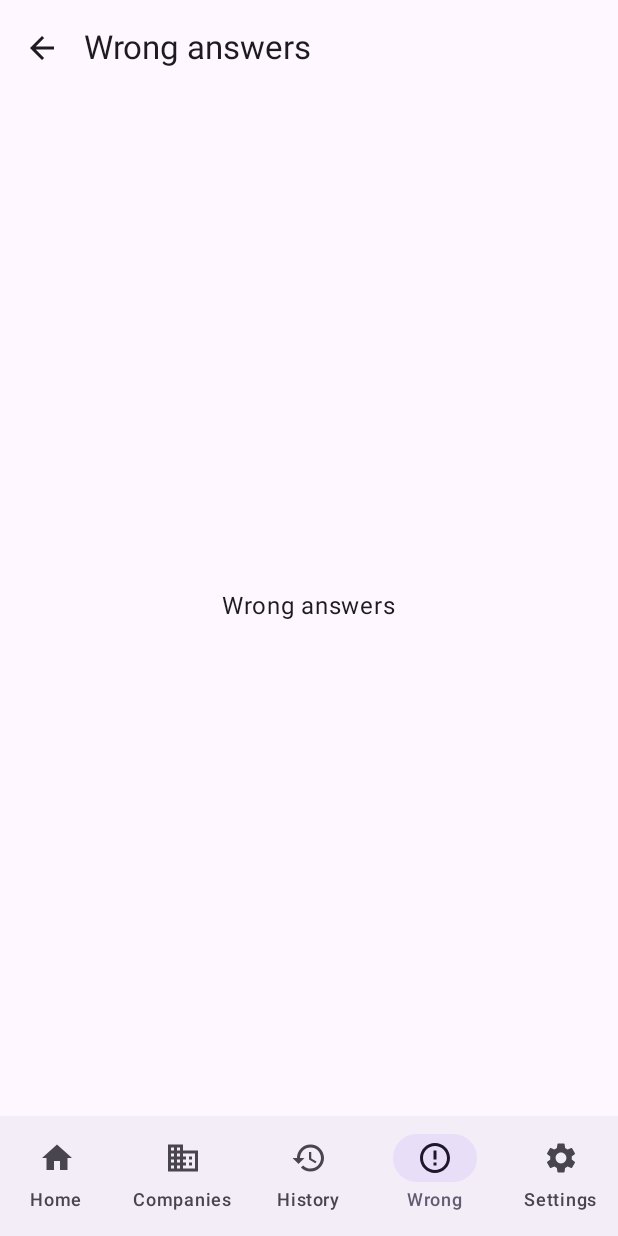
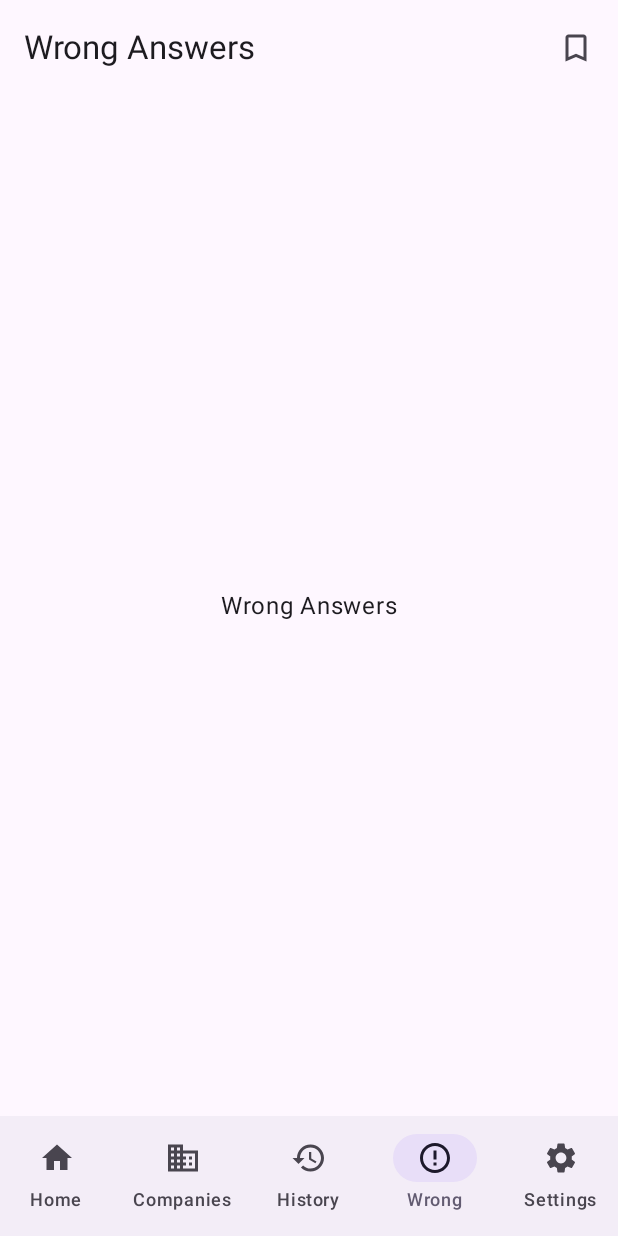
Before and after one commit to Enoch02/aptinaija, an Android app built with Jetpack Compose: the screen it shows after launch (MainActivity), item 4 of the bottom bar chosen, on a phone screen of 412 x 824 dp. Run offline under Robolectric (Android 15) with nearby library versions, the phone set to English and light mode, and no system bars; our stand-ins replace Dagger/Hilt's generated code, Room's generated code; libraries missing offline, so code that uses them is left out: androidx.hilt.lifecycle; 2 statements that could not run were skipped.

Commit message:
Refactor top-level navigation and introduce shared AppTopBar

```diff
--- a/app/src/main/java/com/enoch02/aptinaija/data/local/dao/LibraryDaos.kt
+++ b/app/src/main/java/com/enoch02/aptinaija/data/local/dao/LibraryDaos.kt
@@ -23,6 +23,9 @@ interface BookmarkDao {
 
     @Query("SELECT EXISTS(SELECT 1 FROM bookmarks WHERE questionId = :questionId)")
     fun observeIsBookmarked(questionId: String): Flow<Boolean>
+
+    @Query("SELECT COUNT(*) FROM bookmarks")
+    fun observeCount(): Flow<Int>
 
     @Query("SELECT EXISTS(SELECT 1 FROM bookmarks WHERE questionId = :questionId)")
     suspend fun isBookmarked(questionId: String): Boolean
--- a/app/src/main/java/com/enoch02/aptinaija/data/repository/BookmarkRepositoryImpl.kt
+++ b/app/src/main/java/com/enoch02/aptinaija/data/repository/BookmarkRepositoryImpl.kt
@@ -18,6 +18,8 @@ class BookmarkRepositoryImpl @Inject constructor(
     override fun observeBookmarks(): Flow<List<Question>> =
         bookmarkDao.observeAll().map { rows -> rows.map { it.toDomain() } }
 
+    override fun observeCount(): Flow<Int> = bookmarkDao.observeCount()
+
     override fun observeIsBookmarked(questionId: String): Flow<Boolean> =
         bookmarkDao.observeIsBookmarked(questionId)
 
--- a/app/src/main/java/com/enoch02/aptinaija/domain/repository/Repositories.kt
+++ b/app/src/main/java/com/enoch02/aptinaija/domain/repository/Repositories.kt
@@ -41,6 +41,7 @@ interface AttemptRepository {
 
 interface BookmarkRepository {
     fun observeBookmarks(): Flow<List<Question>>
+    fun observeCount(): Flow<Int>
     fun observeIsBookmarked(questionId: String): Flow<Boolean>
     suspend fun toggle(questionId: String)
 }
--- a/app/src/main/java/com/enoch02/aptinaija/feature/companies/CompaniesScreen.kt
+++ b/app/src/main/java/com/enoch02/aptinaija/feature/companies/CompaniesScreen.kt
@@ -1,17 +1,13 @@
 package com.enoch02.aptinaija.feature.companies
 
-import androidx.compose.foundation.layout.WindowInsets
 import androidx.compose.runtime.Composable
 import androidx.compose.ui.res.stringResource
 import com.enoch02.aptinaija.R
-import com.enoch02.aptinaija.core.ui.components.PlaceholderScreen
+import com.enoch02.aptinaija.core.ui.components.MessageState
 
 @Composable
 fun CompaniesScreen(
     onCompany: (String) -> Unit
 ) {
-    PlaceholderScreen(
-        title = stringResource(R.string.companies),
-        contentWindowInsets = WindowInsets(0, 0, 0, 0)
-    )
+    MessageState(stringResource(R.string.companies))
 }
--- a/app/src/main/java/com/enoch02/aptinaija/feature/history/HistoryScreen.kt
+++ b/app/src/main/java/com/enoch02/aptinaija/feature/history/HistoryScreen.kt
@@ -1,15 +1,11 @@
 package com.enoch02.aptinaija.feature.history
 
-import androidx.compose.foundation.layout.WindowInsets
 import androidx.compose.runtime.Composable
 import androidx.compose.ui.res.stringResource
 import com.enoch02.aptinaija.R
-import com.enoch02.aptinaija.core.ui.components.PlaceholderScreen
+import com.enoch02.aptinaija.core.ui.components.MessageState
 
 @Composable
 fun HistoryScreen() {
-    PlaceholderScreen(
-        title = stringResource(R.string.history),
-        contentWindowInsets = WindowInsets(0, 0, 0, 0)
-    )
+    MessageState(stringResource(R.string.history))
 }
--- a/app/src/main/java/com/enoch02/aptinaija/feature/home/HomeScreen.kt
+++ b/app/src/main/java/com/enoch02/aptinaija/feature/home/HomeScreen.kt
@@ -5,23 +5,16 @@ import androidx.compose.foundation.layout.Arrangement
 import androidx.compose.foundation.layout.Box
 import androidx.compose.foundation.layout.Column
 import androidx.compose.foundation.layout.Row
-import androidx.compose.foundation.layout.WindowInsets
 import androidx.compose.foundation.layout.fillMaxSize
 import androidx.compose.foundation.layout.fillMaxWidth
 import androidx.compose.foundation.layout.height
 import androidx.compose.foundation.layout.padding
 import androidx.compose.foundation.rememberScrollState
 import androidx.compose.foundation.verticalScroll
-import androidx.compose.material.icons.Icons
-import androidx.compose.material.icons.filled.BookmarkBorder
 import androidx.compose.material3.AssistChip
-import androidx.compose.material3.Badge
-import androidx.compose.material3.BadgedBox
 import androidx.compose.material3.Button
 import androidx.compose.material3.Card
 import androidx.compose.material3.CardDefaults
-import androidx.compose.material3.Icon
-import androidx.compose.material3.IconButton
 import androidx.compose.material3.LinearProgressIndicator
 import androidx.compose.material3.MaterialTheme
 import androidx.compose.material3.OutlinedButton
@@ -44,7 +37,6 @@ import androidx.hilt.lifecycle.viewmodel.compose.hiltViewModel
 import androidx.lifecycle.compose.collectAsStateWithLifecycle
 import com.enoch02.aptinaija.R
 import com.enoch02.aptinaija.core.ui.components.LoadingState
-import com.enoch02.aptinaija.core.ui.components.ScreenScaffold
 import com.enoch02.aptinaija.domain.model.Attempt
 import com.enoch02.aptinaija.domain.model.AttemptMode
 import com.enoch02.aptinaija.domain.model.AttemptStatus
@@ -57,32 +49,11 @@ fun HomeScreen(
     onStartPractice: () -> Unit,
     onStartMock: () -> Unit,
     onDrillSection: (String) -> Unit,
-    onBookmarks: () -> Unit,
     onOpenLastResult: (String) -> Unit,
     viewModel: HomeViewModel = hiltViewModel()
 ) {
     val state by viewModel.state.collectAsStateWithLifecycle()
 
-    ScreenScaffold(
-        title = stringResource(R.string.home),
-        actions = {
-            IconButton(onClick = onBookmarks) {
-                BadgedBox(
-                    badge = {
-                        if (state.bookmarkCount > 0) {
-                            Badge { Text(state.bookmarkCount.toString()) }
-                        }
-                    }
-                ) {
-                    Icon(
-                        imageVector = Icons.Default.BookmarkBorder,
-                        contentDescription = stringResource(R.string.saved_questions)
-                    )
-                }
-            }
-        },
-        contentWindowInsets = WindowInsets(0, 0, 0, 0)
-    ) {
     if (state.loading) {
         LoadingState()
     } else {
@@ -93,7 +64,6 @@ fun HomeScreen(
             onDrillSection = onDrillSection,
             onOpenLastResult = onOpenLastResult
         )
-        }
     }
 }
 
@@ -382,8 +352,7 @@ private fun HomeContentPreview() {
                     defaults = TestDefaults(),
                     sections = emptyList()
                 )
-            ),
-            bookmarkCount = 3
+            )
         ),
         onStartPractice = {},
         onStartMock = {},
--- a/app/src/main/java/com/enoch02/aptinaija/feature/home/HomeViewModel.kt
+++ b/app/src/main/java/com/enoch02/aptinaija/feature/home/HomeViewModel.kt
@@ -7,7 +7,6 @@ import com.enoch02.aptinaija.domain.model.CompanySummary
 import com.enoch02.aptinaija.domain.model.SectionWeakness
 import com.enoch02.aptinaija.domain.model.TestTemplate
 import com.enoch02.aptinaija.domain.repository.AttemptRepository
-import com.enoch02.aptinaija.domain.repository.BookmarkRepository
 import com.enoch02.aptinaija.domain.repository.QuestionRepository
 import com.enoch02.aptinaija.domain.repository.SettingsRepository
 import com.enoch02.aptinaija.domain.repository.TestRepository
@@ -25,7 +24,6 @@ data class HomeUiState(
     val weakSections: List<SectionWeakness> = emptyList(),
     val companies: List<CompanySummary> = emptyList(),
     val templates: List<TestTemplate> = emptyList(),
-    val bookmarkCount: Int = 0,
     val passMarkPercent: Int = 50,
     val error: String? = null
 ) {
@@ -37,7 +35,6 @@ class HomeViewModel @Inject constructor(
     private val questions: QuestionRepository,
     attempts: AttemptRepository,
     templates: TestRepository,
-    bookmarks: BookmarkRepository,
     settings: SettingsRepository
 ) : ViewModel() {
 
@@ -56,8 +53,6 @@ class HomeViewModel @Inject constructor(
             templates = testTemplates,
             passMarkPercent = appSettings.passMarkPercent
         )
-    }.combine(bookmarks.observeBookmarks()) { uiState, savedQuestions ->
-        uiState.copy(bookmarkCount = savedQuestions.size)
     }.stateIn(
         scope = viewModelScope,
         started = SharingStarted.WhileSubscribed(5_000),
--- a/app/src/main/java/com/enoch02/aptinaija/feature/settings/SettingsScreen.kt
+++ b/app/src/main/java/com/enoch02/aptinaija/feature/settings/SettingsScreen.kt
@@ -1,15 +1,11 @@
 package com.enoch02.aptinaija.feature.settings
 
-import androidx.compose.foundation.layout.WindowInsets
 import androidx.compose.runtime.Composable
 import androidx.compose.ui.res.stringResource
 import com.enoch02.aptinaija.R
-import com.enoch02.aptinaija.core.ui.components.PlaceholderScreen
+import com.enoch02.aptinaija.core.ui.components.MessageState
 
 @Composable
 fun SettingsScreen() {
-    PlaceholderScreen(
-        title = stringResource(R.string.settings),
-        contentWindowInsets = WindowInsets(0, 0, 0, 0)
-    )
+    MessageState(stringResource(R.string.settings))
 }
--- a/app/src/main/java/com/enoch02/aptinaija/feature/wronganswers/WrongAnswersScreen.kt
+++ b/app/src/main/java/com/enoch02/aptinaija/feature/wronganswers/WrongAnswersScreen.kt
@@ -1,9 +1,11 @@
 package com.enoch02.aptinaija.feature.wronganswers
 
 import androidx.compose.runtime.Composable
-import com.enoch02.aptinaija.core.ui.components.PlaceholderScreen
+import androidx.compose.ui.res.stringResource
+import com.enoch02.aptinaija.R
+import com.enoch02.aptinaija.core.ui.components.MessageState
 
 @Composable
-fun WrongAnswersScreen(onBack: () -> Unit) {
-    PlaceholderScreen(title = "Wrong answers", onBack = onBack)
+fun WrongAnswersScreen() {
+    MessageState(stringResource(R.string.wrong_answers))
 }
--- a/app/src/main/java/com/enoch02/aptinaija/navigation/AppNavigationBar.kt
+++ b/app/src/main/java/com/enoch02/aptinaija/navigation/AppNavigationBar.kt
@@ -1,11 +1,5 @@
 package com.enoch02.aptinaija.navigation
 
-import androidx.compose.material.icons.Icons
-import androidx.compose.material.icons.filled.Business
-import androidx.compose.material.icons.filled.ErrorOutline
-import androidx.compose.material.icons.filled.History
-import androidx.compose.material.icons.filled.Home
-import androidx.compose.material.icons.filled.Settings
 import androidx.compose.material3.Icon
 import androidx.compose.material3.NavigationBar
 import androidx.compose.material3.NavigationBarItem
@@ -15,7 +9,6 @@ import androidx.compose.ui.res.stringResource
 import androidx.navigation.NavDestination
 import androidx.navigation.NavDestination.Companion.hasRoute
 import androidx.navigation.NavDestination.Companion.hierarchy
-import com.enoch02.aptinaija.R
 import kotlin.reflect.KClass
 
 @Composable
@@ -24,38 +17,16 @@ fun AppNavigationBar(
     onNavigate: (Any) -> Unit
 ) {
     NavigationBar {
-        NavigationBarItem(
-            selected = currentDestination.isOn(HomeRoute::class),
-            onClick = { onNavigate(HomeRoute) },
-            icon = { Icon(Icons.Filled.Home, contentDescription = null) },
-            label = { Text(stringResource(R.string.home)) }
-        )
-        NavigationBarItem(
-            selected = currentDestination.isOn(CompaniesRoute::class),
-            onClick = { onNavigate(CompaniesRoute) },
-            icon = { Icon(Icons.Filled.Business, contentDescription = null) },
-            label = { Text(stringResource(R.string.companies)) }
-        )
-        NavigationBarItem(
-            selected = currentDestination.isOn(HistoryRoute::class),
-            onClick = { onNavigate(HistoryRoute) },
-            icon = { Icon(Icons.Filled.History, contentDescription = null) },
-            label = { Text(stringResource(R.string.history)) }
-        )
-        NavigationBarItem(
-            selected = currentDestination.isOn(WrongAnswersRoute::class),
-            onClick = { onNavigate(WrongAnswersRoute) },
-            icon = { Icon(Icons.Filled.ErrorOutline, contentDescription = null) },
-            label = { Text(stringResource(R.string.wrong)) }
-        )
-        NavigationBarItem(
-            selected = currentDestination.isOn(SettingsRoute::class),
-            onClick = { onNavigate(SettingsRoute) },
-            icon = { Icon(Icons.Filled.Settings, contentDescription = null) },
-            label = { Text(stringResource(R.string.settings)) }
-        )
+        TopLevelDestination.entries.forEach { destination ->
+            NavigationBarItem(
+                selected = currentDestination.isOn(destination.routeClass),
+                onClick = { onNavigate(destination.route) },
+                icon = { Icon(destination.icon, contentDescription = null) },
+                label = { Text(stringResource(destination.labelRes)) }
+            )
+        }
     }
 }
 
-private fun <T : Any> NavDestination?.isOn(route: KClass<T>): Boolean =
+private fun NavDestination?.isOn(route: KClass<*>): Boolean =
     this?.hierarchy?.any { it.hasRoute(route) } == true
--- /dev/null
+++ b/app/src/main/java/com/enoch02/aptinaija/navigation/AppShellViewModel.kt
@@ -0,0 +1,22 @@
+package com.enoch02.aptinaija.navigation
+
+import androidx.lifecycle.ViewModel
+import androidx.lifecycle.viewModelScope
+import com.enoch02.aptinaija.domain.repository.BookmarkRepository
+import dagger.hilt.android.lifecycle.HiltViewModel
+import javax.inject.Inject
+import kotlinx.coroutines.flow.SharingStarted
+import kotlinx.coroutines.flow.StateFlow
+import kotlinx.coroutines.flow.stateIn
+
+@HiltViewModel
+class AppShellViewModel @Inject constructor(
+    bookmarks: BookmarkRepository
+) : ViewModel() {
+
+    val bookmarkCount: StateFlow<Int> = bookmarks.observeCount().stateIn(
+        scope = viewModelScope,
+        started = SharingStarted.WhileSubscribed(5_000),
+        initialValue = 0
+    )
+}
--- /dev/null
+++ b/app/src/main/java/com/enoch02/aptinaija/navigation/AppTopBar.kt
@@ -0,0 +1,53 @@
+package com.enoch02.aptinaija.navigation
+
+import androidx.compose.material.icons.Icons
+import androidx.compose.material.icons.filled.BookmarkBorder
+import androidx.compose.material3.Badge
+import androidx.compose.material3.BadgedBox
+import androidx.compose.material3.ExperimentalMaterial3Api
+import androidx.compose.material3.Icon
+import androidx.compose.material3.IconButton
+import androidx.compose.material3.Text
+import androidx.compose.material3.TopAppBar
+import androidx.compose.runtime.Composable
+import androidx.compose.ui.res.pluralStringResource
+import androidx.compose.ui.res.stringResource
+import com.enoch02.aptinaija.R
+
+@OptIn(ExperimentalMaterial3Api::class)
+@Composable
+fun AppTopBar(
+    destination: TopLevelDestination,
+    bookmarkCount: Int,
+    onBookmarks: () -> Unit
+) {
+    TopAppBar(
+        title = { Text(stringResource(destination.titleRes)) },
+        actions = {
+            if (destination.showBookmarksAction) {
+                IconButton(onClick = onBookmarks) {
+                    BadgedBox(
+                        badge = {
+                            if (bookmarkCount > 0) {
+                                Badge { Text(bookmarkCount.toString()) }
+                            }
+                        }
+                    ) {
+                        Icon(
+                            imageVector = Icons.Default.BookmarkBorder,
+                            contentDescription = if (bookmarkCount > 0) {
+                                pluralStringResource(
+                                    R.plurals.bookmarks_saved,
+                                    bookmarkCount,
+                                    bookmarkCount
+                                )
+                            } else {
+                                stringResource(R.string.saved_questions)
+                            }
+                        )
+                    }
+                }
+            }
+        }
+    )
+}
--- a/app/src/main/java/com/enoch02/aptinaija/navigation/AptiNaijaNavHost.kt
+++ b/app/src/main/java/com/enoch02/aptinaija/navigation/AptiNaijaNavHost.kt
@@ -6,8 +6,10 @@ import androidx.compose.material3.Scaffold
 import androidx.compose.runtime.Composable
 import androidx.compose.runtime.getValue
 import androidx.compose.ui.Modifier
+import androidx.hilt.lifecycle.viewmodel.compose.hiltViewModel
 import androidx.lifecycle.compose.collectAsStateWithLifecycle
 import androidx.lifecycle.viewmodel.compose.LocalViewModelStoreOwner
+import androidx.navigation.NavDestination
 import androidx.navigation.NavDestination.Companion.hasRoute
 import androidx.navigation.NavDestination.Companion.hierarchy
 import androidx.navigation.NavGraph.Companion.findStartDestination
@@ -41,21 +43,27 @@ fun AptiNaijaApp(navController: NavHostController = rememberNavController()) {
         )
     val settings by settingsViewModel.settings.collectAsStateWithLifecycle()
 
+    val shellViewModel: AppShellViewModel = hiltViewModel()
+    val bookmarkCount by shellViewModel.bookmarkCount.collectAsStateWithLifecycle()
+
     val backStackEntry by navController.currentBackStackEntryAsState()
     val currentDestination = backStackEntry?.destination
-    val isTopLevelDestination = currentDestination?.hierarchy?.any { destination ->
-        destination.hasRoute(HomeRoute::class) ||
-                destination.hasRoute(CompaniesRoute::class) ||
-                destination.hasRoute(HistoryRoute::class) ||
-                destination.hasRoute(WrongAnswersRoute::class) ||
-                destination.hasRoute(SettingsRoute::class)
-    } == true
+    val topLevelDestination = currentDestination.topLevelDestination()
 
     AptiNaijaTheme(fontScale = settings.fontScale) {
         Scaffold(
             contentWindowInsets = WindowInsets(0, 0, 0, 0),
+            topBar = {
+                topLevelDestination?.let { destination ->
+                    AppTopBar(
+                        destination = destination,
+                        bookmarkCount = bookmarkCount,
+                        onBookmarks = { navController.navigate(BookmarksRoute) }
+                    )
+                }
+            },
             bottomBar = {
-                if (isTopLevelDestination) {
+                if (topLevelDestination != null) {
                     AppNavigationBar(
                         currentDestination = currentDestination,
                         onNavigate = navController::navigateToTopLevel
@@ -70,6 +78,13 @@ fun AptiNaijaApp(navController: NavHostController = rememberNavController()) {
         }
     }
 }
+
+private fun NavDestination?.topLevelDestination(): TopLevelDestination? =
+    this?.let { destination ->
+        TopLevelDestination.entries.firstOrNull { candidate ->
+            destination.hierarchy.any { it.hasRoute(candidate.routeClass) }
+        }
+    }
 
 @Composable
 private fun AptiNaijaNavHost(
@@ -90,7 +105,6 @@ private fun AptiNaijaNavHost(
                         TestSetupRoute(mode = "DRILL", section = section)
                     )
                 },
-                onBookmarks = { navController.navigate(BookmarksRoute) },
                 onOpenLastResult = { attemptId ->
                     navController.navigate(ResultsRoute(attemptId))
                 }
@@ -157,7 +171,7 @@ private fun AptiNaijaNavHost(
         }
 
         composable<WrongAnswersRoute> {
-            WrongAnswersScreen(onBack = { navController.popBackStack() })
+            WrongAnswersScreen()
         }
 
         composable<BookmarksRoute> {
--- /dev/null
+++ b/app/src/main/java/com/enoch02/aptinaija/navigation/TopLevelDestination.kt
@@ -0,0 +1,61 @@
+package com.enoch02.aptinaija.navigation
+
+import androidx.compose.material.icons.Icons
+import androidx.compose.material.icons.filled.Business
+import androidx.compose.material.icons.filled.ErrorOutline
+import androidx.compose.material.icons.filled.History
+import androidx.compose.material.icons.filled.Home
+import androidx.compose.material.icons.filled.Settings
+import androidx.compose.ui.graphics.vector.ImageVector
+import com.enoch02.aptinaija.R
+import kotlin.reflect.KClass
+
+enum class TopLevelDestination(
+    val route: Any,
+    val routeClass: KClass<*>,
+    val titleRes: Int,
+    val labelRes: Int,
+    val icon: ImageVector,
+    val showBookmarksAction: Boolean
+) {
+    Home(
+        route = HomeRoute,
+        routeClass = HomeRoute::class,
+        titleRes = R.string.home,
+        labelRes = R.string.home,
+        icon = Icons.Filled.Home,
+        showBookmarksAction = true
+    ),
+    Companies(
+        route = CompaniesRoute,
+        routeClass = CompaniesRoute::class,
+        titleRes = R.string.companies,
+        labelRes = R.string.companies,
+        icon = Icons.Filled.Business,
+        showBookmarksAction = true
+    ),
+    History(
+        route = HistoryRoute,
+        routeClass = HistoryRoute::class,
+        titleRes = R.string.history,
+        labelRes = R.string.history,
+        icon = Icons.Filled.History,
+        showBookmarksAction = false
+    ),
+    Wrong(
+        route = WrongAnswersRoute,
+        routeClass = WrongAnswersRoute::class,
+        titleRes = R.string.wrong_answers,
+        labelRes = R.string.wrong,
+        icon = Icons.Filled.ErrorOutline,
+        showBookmarksAction = true
+    ),
+    Settings(
+        route = SettingsRoute,
+        routeClass = SettingsRoute::class,
+        titleRes = R.string.settings,
+        labelRes = R.string.settings,
+        icon = Icons.Filled.Settings,
+        showBookmarksAction = false
+    )
+}
--- a/app/src/main/res/values/strings.xml
+++ b/app/src/main/res/values/strings.xml
@@ -4,10 +4,15 @@
     <string name="companies">Companies</string>
     <string name="history">History</string>
     <string name="wrong">Wrong</string>
+    <string name="wrong_answers">Wrong Answers</string>
     <string name="settings">Settings</string>
     <string name="start_practice">Start practice</string>
     <string name="mock_test">Mock test</string>
     <string name="saved_questions">Saved Questions</string>
+    <plurals name="bookmarks_saved">
+        <item quantity="one">%1$d saved bookmark</item>
+        <item quantity="other">%1$d saved bookmarks</item>
+    </plurals>
     <string name="last_score">Last score</string>
     <string name="last_score_with_title">Last score · %1$s</string>
     <string name="passed_benchmark">Passed (benchmark %1$d%%) · %2$s used</string>
```
Lines whose indentation alone changed are shown as unchanged.
